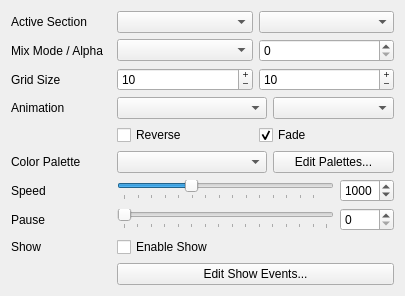
This is gui/widget/maestrocontrol.ui in 8bitbuddhist/PixelMaestro as Qt 5 draws it before an edit. The edited form follows.
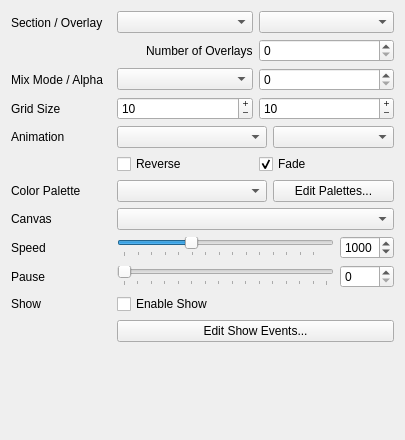
This is the edited form.

Commit message: Animation Editor - Added ability to dynamically add/remove Overlays.

Patch:
```diff
--- a/gui/widget/maestrocontrol.ui
+++ b/gui/widget/maestrocontrol.ui
@@ -7,7 +7,7 @@
     <x>0</x>
     <y>0</y>
     <width>405</width>
-    <height>280</height>
+    <height>440</height>
    </rect>
   </property>
   <property name="sizePolicy">
@@ -37,17 +37,31 @@
      <item row="0" column="0">
       <widget class="QLabel" name="sectionSelectLabel">
        <property name="text">
-        <string>Active Section</string>
+        <string>Section / Overlay</string>
        </property>
       </widget>
      </item>
      <item row="0" column="1">
-      <layout class="QHBoxLayout" name="sectionSelectLayout">
-       <item>
+      <layout class="QGridLayout" name="gridLayout">
+       <item row="0" column="0">
         <widget class="QComboBox" name="sectionComboBox"/>
        </item>
-       <item>
-        <widget class="QComboBox" name="canvasComboBox"/>
+       <item row="0" column="1">
+        <widget class="QComboBox" name="overlayComboBox"/>
+       </item>
+       <item row="1" column="1">
+        <widget class="QSpinBox" name="overlaySpinBox">
+         <property name="maximum">
+          <number>255</number>
+         </property>
+        </widget>
+       </item>
+       <item row="1" column="0" alignment="Qt::AlignRight">
+        <widget class="QLabel" name="label_2">
+         <property name="text">
+          <string>Number of Overlays</string>
+         </property>
+        </widget>
        </item>
       </layout>
      </item>
@@ -212,6 +226,16 @@
        </item>
       </layout>
      </item>
+     <item row="8" column="0">
+      <widget class="QLabel" name="label">
+       <property name="text">
+        <string>Canvas</string>
+       </property>
+      </widget>
+     </item>
+     <item row="8" column="1">
+      <widget class="QComboBox" name="canvasComboBox"/>
+     </item>
      <item row="9" column="0">
       <widget class="QLabel" name="cycleLabel">
        <property name="minimumSize">
```
Left out of the diff: 28 changed lines with no effect on the pictures. The commit also changes 18 other files.
